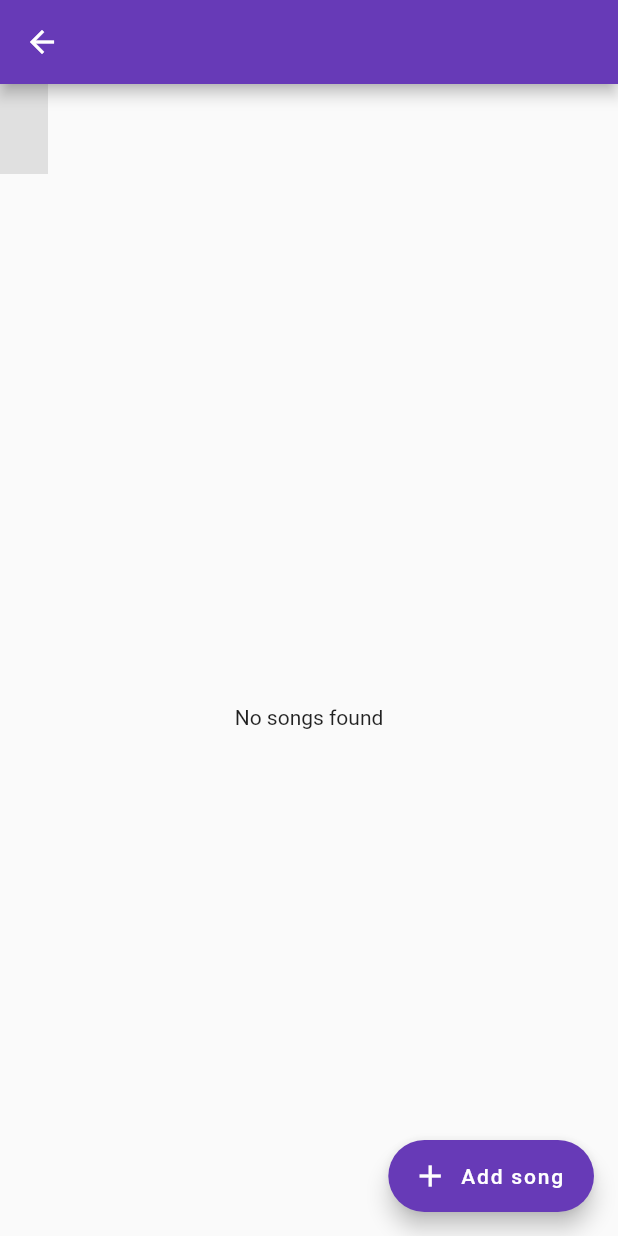
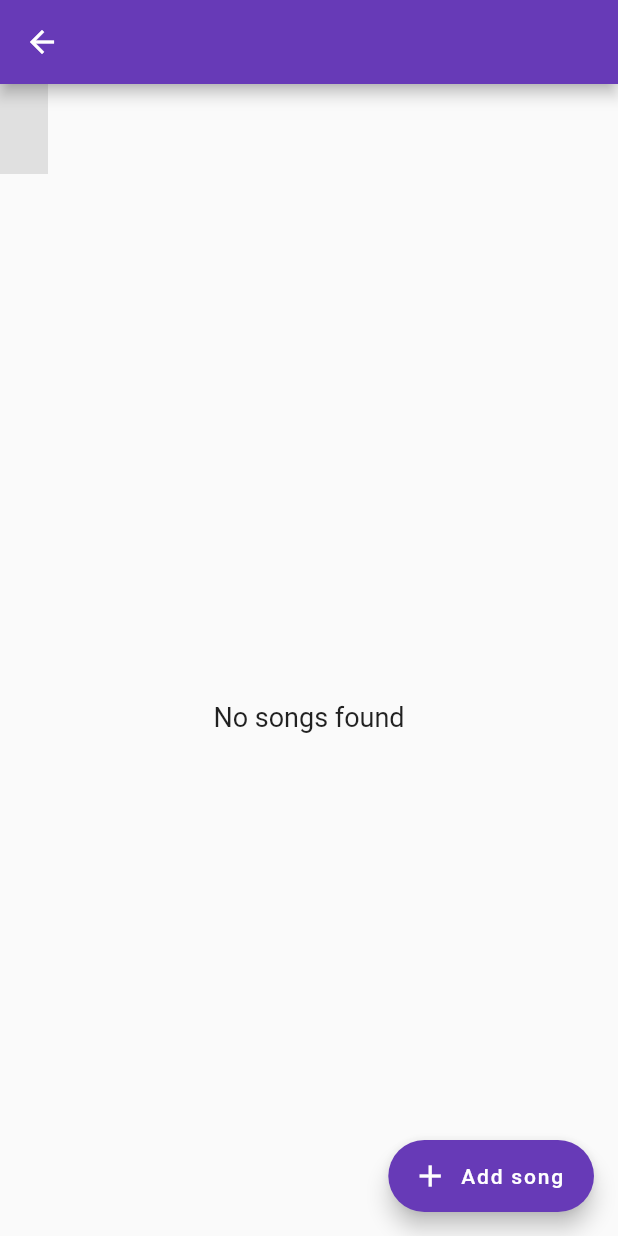
Before and after one commit to Lovyania/assignment4.2, a Flutter app: the BandDetailsScreen screen opened directly with empty values, on a phone screen of 412 x 824 dp. Run offline on Flutter 3.47's test engine with Material 2 defaults, Android fonts, the phone set to English and light mode, and no system bars; our stand-ins replace sqflite; accounts and stored records are empty.

Commit message:
changed no songs found font size

```diff
--- a/lib/screens/banddetailscreen.dart
+++ b/lib/screens/banddetailscreen.dart
@@ -62,7 +62,13 @@ class _BandDetailsScreenState extends State<BandDetailsScreen> {
                 }
                 final songs = snapshot.data!;
                 if (songs.isEmpty) {
-                  return const Center(child: Text('No songs found'));
+                  return const Center(
+                      child: Text(
+                        'No songs found',
+                        style: TextStyle(
+                          fontSize: 18),
+                      ),
+                  );
                 }
                 return ListView.builder(
                   itemCount: songs.length,
```
